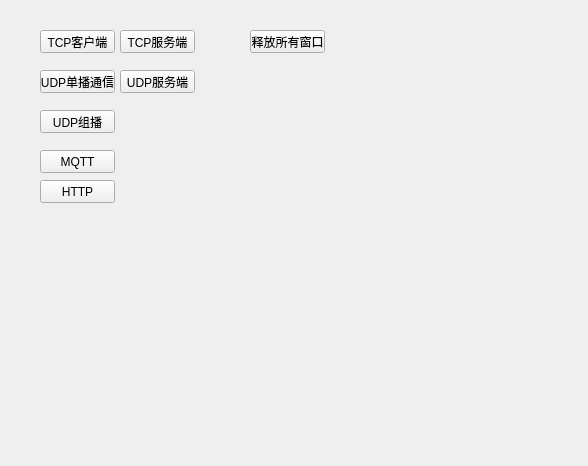
Qt form QMNetwork/widget.ui (mahuifa/QMDemo) before a commit.
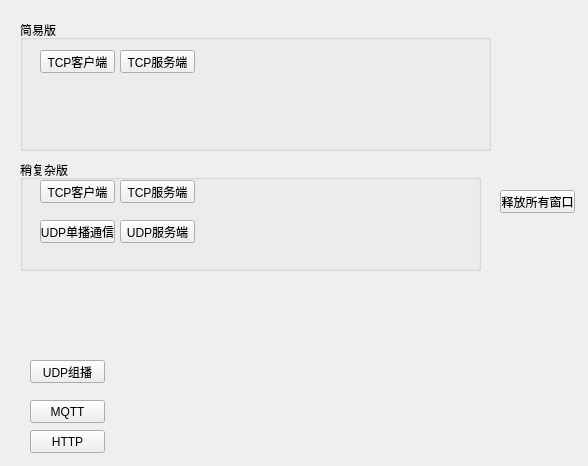
The same form after that commit.

Commit message:
新功能：增加简易版网络通信Demo
    1、增加简易版TCP客户端Demo；
    2、增加简易版TCP服务器Demo；
    3、简易版Demo尽可能少的存在多余功能，只保留通信功能，便于学习；

```diff
--- a/QMNetwork/widget.ui
+++ b/QMNetwork/widget.ui
@@ -13,63 +13,11 @@
   <property name="windowTitle">
    <string>Widget</string>
   </property>
-  <widget class="QPushButton" name="but_TCPClient">
-   <property name="geometry">
-    <rect>
-     <x>40</x>
-     <y>30</y>
-     <width>75</width>
-     <height>23</height>
-    </rect>
-   </property>
-   <property name="text">
-    <string>TCP客户端</string>
-   </property>
-  </widget>
-  <widget class="QPushButton" name="pushButton_2">
-   <property name="geometry">
-    <rect>
-     <x>120</x>
-     <y>30</y>
-     <width>75</width>
-     <height>23</height>
-    </rect>
-   </property>
-   <property name="text">
-    <string>TCP服务端</string>
-   </property>
-  </widget>
-  <widget class="QPushButton" name="pushButton_3">
-   <property name="geometry">
-    <rect>
-     <x>40</x>
-     <y>70</y>
-     <width>75</width>
-     <height>23</height>
-    </rect>
-   </property>
-   <property name="text">
-    <string>UDP单播通信</string>
-   </property>
-  </widget>
-  <widget class="QPushButton" name="pushButton_4">
-   <property name="geometry">
-    <rect>
-     <x>120</x>
-     <y>70</y>
-     <width>75</width>
-     <height>23</height>
-    </rect>
-   </property>
-   <property name="text">
-    <string>UDP服务端</string>
-   </property>
-  </widget>
   <widget class="QPushButton" name="pushButton_5">
    <property name="geometry">
     <rect>
-     <x>40</x>
-     <y>110</y>
+     <x>30</x>
+     <y>360</y>
      <width>75</width>
      <height>23</height>
     </rect>
@@ -81,8 +29,8 @@
   <widget class="QPushButton" name="pushButton_6">
    <property name="geometry">
     <rect>
-     <x>40</x>
-     <y>150</y>
+     <x>30</x>
+     <y>400</y>
      <width>75</width>
      <height>23</height>
     </rect>
@@ -94,8 +42,8 @@
   <widget class="QPushButton" name="pushButton_7">
    <property name="geometry">
     <rect>
-     <x>40</x>
-     <y>180</y>
+     <x>30</x>
+     <y>430</y>
      <width>75</width>
      <height>23</height>
     </rect>
@@ -107,8 +55,8 @@
   <widget class="QPushButton" name="pushButton">
    <property name="geometry">
     <rect>
-     <x>250</x>
-     <y>30</y>
+     <x>500</x>
+     <y>190</y>
      <width>75</width>
      <height>23</height>
     </rect>
@@ -117,6 +65,110 @@
     <string>释放所有窗口</string>
    </property>
   </widget>
+  <widget class="QGroupBox" name="groupBox">
+   <property name="geometry">
+    <rect>
+     <x>20</x>
+     <y>20</y>
+     <width>471</width>
+     <height>131</height>
+    </rect>
+   </property>
+   <property name="title">
+    <string>简易版</string>
+   </property>
+   <widget class="QPushButton" name="but_simpleTcpClient">
+    <property name="geometry">
+     <rect>
+      <x>20</x>
+      <y>30</y>
+      <width>75</width>
+      <height>23</height>
+     </rect>
+    </property>
+    <property name="text">
+     <string>TCP客户端</string>
+    </property>
+   </widget>
+   <widget class="QPushButton" name="but_simpleTcpServer">
+    <property name="geometry">
+     <rect>
+      <x>100</x>
+      <y>30</y>
+      <width>75</width>
+      <height>23</height>
+     </rect>
+    </property>
+    <property name="text">
+     <string>TCP服务端</string>
+    </property>
+   </widget>
+  </widget>
+  <widget class="QGroupBox" name="groupBox_2">
+   <property name="geometry">
+    <rect>
+     <x>20</x>
+     <y>160</y>
+     <width>461</width>
+     <height>111</height>
+    </rect>
+   </property>
+   <property name="title">
+    <string>稍复杂版</string>
+   </property>
+   <widget class="QPushButton" name="pushButton_4">
+    <property name="geometry">
+     <rect>
+      <x>100</x>
+      <y>60</y>
+      <width>75</width>
+      <height>23</height>
+     </rect>
+    </property>
+    <property name="text">
+     <string>UDP服务端</string>
+    </property>
+   </widget>
+   <widget class="QPushButton" name="pushButton_3">
+    <property name="geometry">
+     <rect>
+      <x>20</x>
+      <y>60</y>
+      <width>75</width>
+      <height>23</height>
+     </rect>
+    </property>
+    <property name="text">
+     <string>UDP单播通信</string>
+    </property>
+   </widget>
+   <widget class="QPushButton" name="but_TCPClient">
+    <property name="geometry">
+     <rect>
+      <x>20</x>
+      <y>20</y>
+      <width>75</width>
+      <height>23</height>
+     </rect>
+    </property>
+    <property name="text">
+     <string>TCP客户端</string>
+    </property>
+   </widget>
+   <widget class="QPushButton" name="pushButton_2">
+    <property name="geometry">
+     <rect>
+      <x>100</x>
+      <y>20</y>
+      <width>75</width>
+      <height>23</height>
+     </rect>
+    </property>
+    <property name="text">
+     <string>TCP服务端</string>
+    </property>
+   </widget>
+  </widget>
  </widget>
  <resources/>
  <connections/>
```
The commit also changes 11 other files.
